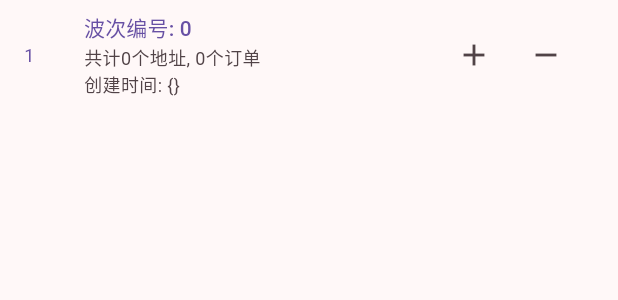
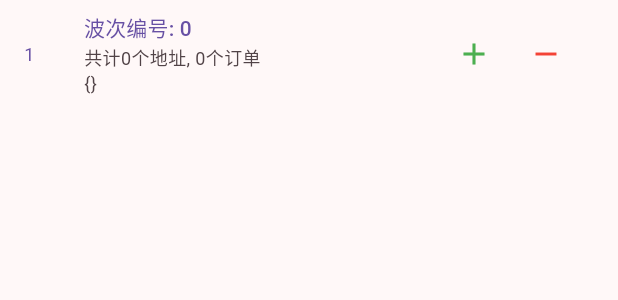
Before and after one commit to heruodun/easyorder_mobile_flutter, a Flutter app: the WaveItem widget shown alone on an empty page, opened directly with empty values, on a phone screen of 412 x 824 dp. Shown: the top 300 px of the screen. Run offline on Flutter 3.47's test engine with Material 3 defaults, Android fonts, the phone set to English and light mode, and no system bars; our stand-ins replace image_picker, loading_animation_widget, shared_preferences, vibration; missing offline and left inert: beep_player, mobile_scanner; accounts and stored records are empty; network calls fail.

Commit message:
add style

```diff
--- a/lib/my.dart
+++ b/lib/my.dart
@@ -25,9 +25,8 @@ class MyScreen extends StatelessWidget {
         ]
       ),
       body:  Center(
-        child: Text('我的姓名：${user.actualName}', style: TextStyle(fontSize: 24)),
+        child: Text(user.actualName, style: const TextStyle(fontSize: 24)),
       ),
-      // You can also include other widgets like FloatingActionButton if needed
     );
   }
 
--- a/lib/role_router.dart
+++ b/lib/role_router.dart
@@ -1,7 +1,6 @@
 import 'package:easyorder_mobile/my.dart';
 import 'package:easyorder_mobile/scan.dart';
 import 'package:flutter/material.dart';
-import 'package:provider/provider.dart';
 import 'bottom_nav_bar.dart';
 import 'scan_checker.dart';
 import 'scan_maker.dart';
--- a/lib/wave_data.dart
+++ b/lib/wave_data.dart
@@ -33,6 +33,7 @@ class Wave {
     dynamic firstScanTime;
     dynamic lastScanTime;
     WaveDetail? waveDetail;
+    int? status;
 
     Wave({
         required this.waveId,
@@ -43,6 +44,7 @@ class Wave {
         required this.firstScanTime,
         required this.lastScanTime,
         required this.waveDetail,
+        required this.status,
     });
 
     factory Wave.fromJson(Map<String, dynamic> json) => Wave(
@@ -54,6 +56,7 @@ class Wave {
         firstScanTime: json["firstScanTime"],
         lastScanTime: json["lastScanTime"],
         waveDetail: json["waveDetail"] == null ? null : WaveDetail.fromJson(json["waveDetail"]),
+        status: json["status"]
     );
 
     Map<String, dynamic> toJson() => {
@@ -65,6 +68,7 @@ class Wave {
         "firstScanTime": firstScanTime,
         "lastScanTime": lastScanTime,
         "waveDetail": waveDetail == null ? "" : toJson(),
+        "status": status
     };
 }
 
--- a/lib/wave_detail_shipper.dart
+++ b/lib/wave_detail_shipper.dart
@@ -2,6 +2,7 @@ import 'dart:convert';
 import 'package:easyorder_mobile/wave_detail.dart';
 import 'package:flutter/material.dart';
 import 'package:http/http.dart' as http;
+import 'package:vibration/vibration.dart';
 import 'constants.dart';
 import 'user_data.dart';
 
@@ -69,6 +70,7 @@ class _WaveDetailsShipperScreenState extends WaveDetailsScreenState {
           print(data);
           if (data['code'] == 0) {
           // 如果请求成功，显示成功提示
+          Vibration.vibrate();
           ScaffoldMessenger.of(context).showSnackBar(
             const SnackBar(content: Text('开始送货了!')),
           );
--- a/lib/wave_list.dart
+++ b/lib/wave_list.dart
@@ -72,7 +72,7 @@ class _WaveListScreenState extends State<WaveListScreen> {
             mainAxisAlignment: MainAxisAlignment.spaceBetween,
             children: [
              IconButton(
-                icon: const Icon(Icons.add),
+                icon: const Icon(Icons.add, size: 25),
                 onPressed: () {
                   // 显示对话框
                   showDialog(
@@ -110,16 +110,15 @@ class _WaveListScreenState extends State<WaveListScreen> {
 
                 child: Row(
                   children: [
-                    const Icon(Icons.calendar_today),
-                    const SizedBox(width: 10, height: 20,),
-                    Text(DateFormat('yyyy-MM-dd').format(selectedDate)),
+                    const Icon(Icons.calendar_today, size: 25),
+                    const SizedBox(width: 10, height: 10,),
+                    Text(DateFormat('yyyy-MM-dd').format(selectedDate),  style: Theme.of(context).textTheme.titleSmall),
                   ],
                 ),
               ),
               IconButton(
-                icon: const Icon(Icons.refresh),
+                icon: const Icon(Icons.refresh, size: 25,),
                 onPressed: () {
-                  // 处理搜索按钮逻辑
                   fetchData(); // 重新获取数据
                 },
               ),
@@ -264,13 +263,14 @@ class WaveItem extends StatelessWidget {
 
       title: Text('波次编号: ${wave.waveId}', style: Theme.of(context).textTheme.titleSmall,),
 
-      subtitle: Text('共计${wave.waveDetail?.addressCount}个地址, ${wave.waveDetail?.totalCount}个订单\n创建时间: ${wave.createTime}'),
+      subtitle: Text('共计${wave.waveDetail?.addressCount}个地址, ${wave.waveDetail?.totalCount}个订单\n${wave.createTime}'),
       leading: Text('${index + 1}', style: Theme.of(context).textTheme.bodyMedium,), // 显示从1开始的序号
-      trailing: Row(
+      trailing: wave.status != null && wave.status == 1 ? null
+        : Row(
         mainAxisSize: MainAxisSize.min,
         children: [
           IconButton(
-            icon: const Icon(Icons.add),
+            icon: const Icon(Icons.add, color: Colors.green,),
             onPressed: () async {
                // 使用Navigator.push方法来跳转到ScanScreen，并传递新的Wave对象
               await Navigator.push(
@@ -282,7 +282,7 @@ class WaveItem extends StatelessWidget {
             },
           ),
           IconButton(
-            icon: const Icon(Icons.remove),
+            icon: const Icon(Icons.remove, color: Colors.red,),
             onPressed: () async {
               // 实现减少数量逻辑
               // 使用Navigator.push方法来跳转到ScanScreen，并传递新的Wave对象
```
Also changed, not shown: lib/wave_detail.dart (+20 -8 lines).
